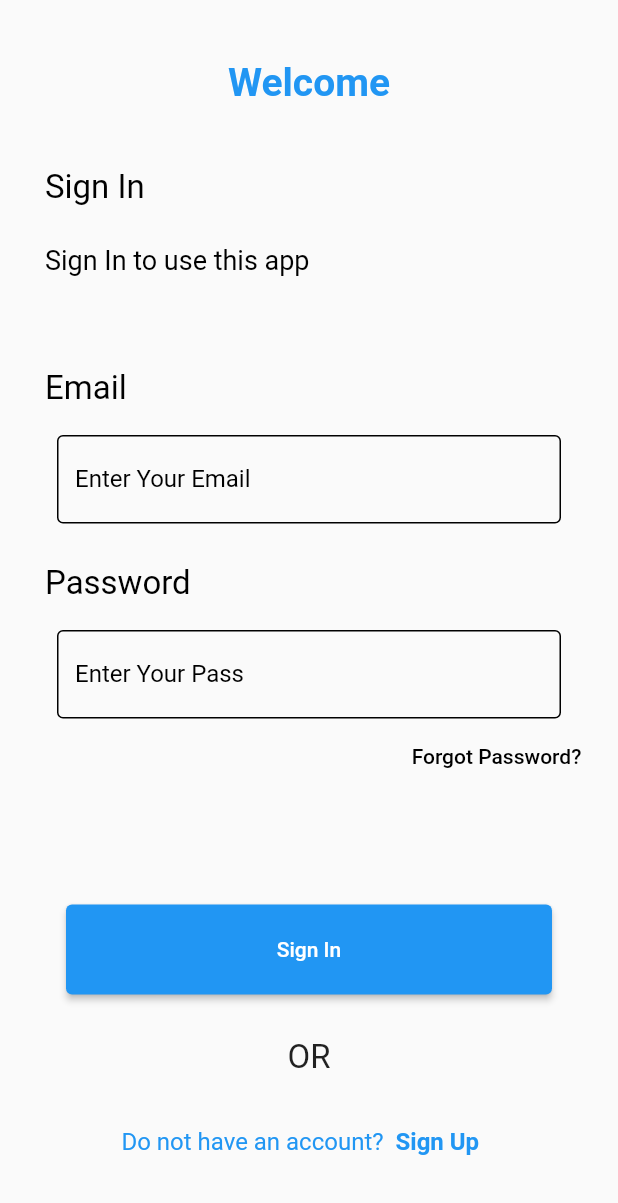
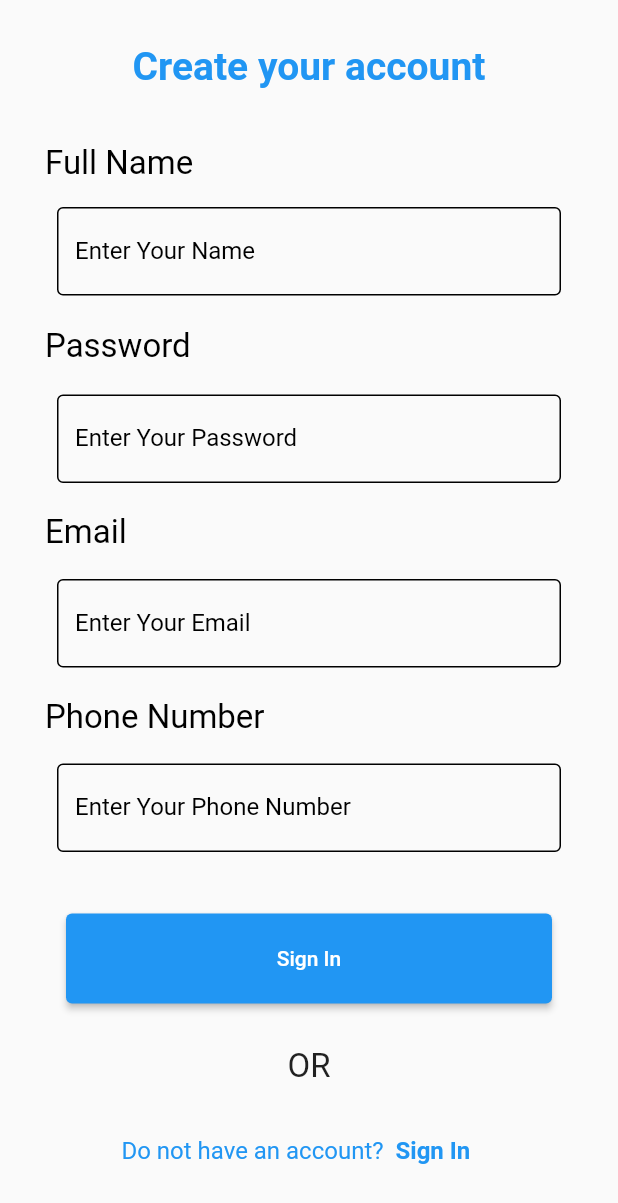
Before and after one commit to SardorPdp/city_management, a Flutter app: the screen it shows after launch, after a tap on "Sign Up", on a phone screen of 412 x 824 dp. Shown: the top 1203 px of the screen. Run offline on Flutter 3.47's test engine with Material 2 defaults, Android fonts, the phone set to English and light mode, and no system bars; Roboto replaces fonts that are missing (Averia Sans Libre).

Commit message:
added sign up page

```diff
--- a/lib/pages/sign_in_page.dart
+++ b/lib/pages/sign_in_page.dart
@@ -1,3 +1,4 @@
+import 'package:city_management/pages/sign_up_page.dart';
 import 'package:flutter/material.dart';
 import 'package:flutter/src/widgets/container.dart';
 import 'package:flutter/src/widgets/framework.dart';
@@ -18,7 +19,7 @@ class _SignInPageState extends State<SignInPage> {
           crossAxisAlignment: CrossAxisAlignment.center,
           children: [
             const SizedBox(
-              height: 40,
+              height: 29,
             ),
             const Align(
               alignment: Alignment.center,
@@ -174,16 +175,22 @@ class _SignInPageState extends State<SignInPage> {
             const SizedBox(
               height: 19,
             ),
-            Padding(
-              padding: EdgeInsets.symmetric(horizontal: 81),
-              child: Row(
+            Row(
               children: [
+                const SizedBox(
+                  width: 81,
+                ),
                 const Text(
                   'Do not have an account?',
                   style: TextStyle(fontSize: 16, color: Colors.blue),
                 ),
                 TextButton(
-                    onPressed: () {},
+                  onPressed: () {
+                    Navigator.of(context)
+                        .push(MaterialPageRoute(builder: (context) {
+                      return SignUpPage();
+                    }));
+                  },
                   child: const Text('Sign Up',
                       style: TextStyle(
                           fontSize: 16,
@@ -192,7 +199,6 @@ class _SignInPageState extends State<SignInPage> {
                 )
               ],
             ),
-            ),
           ],
         ),
       ),
--- /dev/null
+++ b/lib/pages/sign_up_page.dart
@@ -0,0 +1,235 @@
+import 'package:city_management/pages/sign_in_page.dart';
+import 'package:flutter/material.dart';
+import 'package:flutter/src/widgets/container.dart';
+import 'package:flutter/src/widgets/framework.dart';
+
+class SignUpPage extends StatefulWidget {
+  const SignUpPage({super.key});
+
+  @override
+  State<SignUpPage> createState() => _SignUpPageState();
+}
+
+class _SignUpPageState extends State<SignUpPage> {
+  @override
+  Widget build(BuildContext context) {
+    return Scaffold(
+      body: Column(
+        children: [
+          const SizedBox(
+            height: 29,
+          ),
+          const Align(
+            alignment: Alignment.center,
+            child: Text(
+              'Create your account',
+              style: TextStyle(
+                  fontSize: 26,
+                  fontWeight: FontWeight.w700,
+                  color: Colors.blue),
+            ),
+          ),
+          const SizedBox(
+            height: 37,
+          ),
+          const Align(
+            alignment: Alignment.centerLeft,
+            child: Padding(
+              padding: EdgeInsets.only(left: 30),
+              child: Text(
+                'Full Name',
+                style: TextStyle(
+                    fontSize: 22,
+                    fontWeight: FontWeight.w400,
+                    color: Colors.black),
+              ),
+            ),
+          ),
+          const SizedBox(
+            height: 16,
+          ),
+          Container(
+            height: 60,
+            width: 376,
+            padding: const EdgeInsets.symmetric(horizontal: 20),
+            child: TextField(
+              keyboardType: TextInputType.emailAddress,
+              decoration: InputDecoration(
+                  enabledBorder: const OutlineInputBorder(
+                      borderSide: BorderSide(color: Colors.black)),
+                  focusedBorder: const OutlineInputBorder(
+                    borderSide: BorderSide(color: Colors.black),
+                  ),
+                  border: OutlineInputBorder(
+                    borderRadius: BorderRadius.circular(8),
+                  ),
+                  labelText: 'Enter Your Name',
+                  labelStyle: const TextStyle(color: Colors.black)),
+            ),
+          ),
+          const SizedBox(
+            height: 20,
+          ),
+          const Align(
+            alignment: Alignment.centerLeft,
+            child: Padding(
+              padding: EdgeInsets.only(left: 30),
+              child: Text(
+                'Password',
+                style: TextStyle(
+                    fontSize: 22,
+                    fontWeight: FontWeight.w400,
+                    color: Colors.black),
+              ),
+            ),
+          ),
+          const SizedBox(
+            height: 19,
+          ),
+          Container(
+            height: 60,
+            width: 376,
+            padding: const EdgeInsets.symmetric(horizontal: 20),
+            child: TextField(
+              obscureText: true,
+              keyboardType: TextInputType.emailAddress,
+              decoration: InputDecoration(
+                  enabledBorder: const OutlineInputBorder(
+                      borderSide: BorderSide(color: Colors.black)),
+                  focusedBorder: const OutlineInputBorder(
+                    borderSide: BorderSide(color: Colors.black),
+                  ),
+                  border: OutlineInputBorder(
+                    borderRadius: BorderRadius.circular(8),
+                  ),
+                  labelText: 'Enter Your Password',
+                  labelStyle: const TextStyle(color: Colors.black)),
+            ),
+          ),
+          const SizedBox(
+            height: 19,
+          ),
+          const Align(
+            alignment: Alignment.centerLeft,
+            child: Padding(
+              padding: EdgeInsets.only(left: 30),
+              child: Text(
+                'Email',
+                style: TextStyle(
+                    fontSize: 22,
+                    fontWeight: FontWeight.w400,
+                    color: Colors.black),
+              ),
+            ),
+          ),
+          const SizedBox(
+            height: 18,
+          ),
+          Container(
+            height: 60,
+            width: 376,
+            padding: const EdgeInsets.symmetric(horizontal: 20),
+            child: TextField(
+              obscureText: true,
+              keyboardType: TextInputType.emailAddress,
+              decoration: InputDecoration(
+                  enabledBorder: const OutlineInputBorder(
+                      borderSide: BorderSide(color: Colors.black)),
+                  focusedBorder: const OutlineInputBorder(
+                    borderSide: BorderSide(color: Colors.black),
+                  ),
+                  border: OutlineInputBorder(
+                    borderRadius: BorderRadius.circular(8),
+                  ),
+                  labelText: 'Enter Your Email',
+                  labelStyle: const TextStyle(color: Colors.black)),
+            ),
+          ),
+          const SizedBox(
+            height: 19,
+          ),
+          const Align(
+            alignment: Alignment.centerLeft,
+            child: Padding(
+              padding: EdgeInsets.only(left: 30),
+              child: Text(
+                'Phone Number',
+                style: TextStyle(
+                    fontSize: 22,
+                    fontWeight: FontWeight.w400,
+                    color: Colors.black),
+              ),
+            ),
+          ),
+          const SizedBox(
+            height: 18,
+          ),
+          Container(
+            height: 60,
+            width: 376,
+            padding: const EdgeInsets.symmetric(horizontal: 20),
+            child: TextField(
+              obscureText: true,
+              keyboardType: TextInputType.emailAddress,
+              decoration: InputDecoration(
+                  enabledBorder: const OutlineInputBorder(
+                      borderSide: BorderSide(color: Colors.black)),
+                  focusedBorder: const OutlineInputBorder(
+                    borderSide: BorderSide(color: Colors.black),
+                  ),
+                  border: OutlineInputBorder(
+                    borderRadius: BorderRadius.circular(8),
+                  ),
+                  labelText: 'Enter Your Phone Number',
+                  labelStyle: const TextStyle(color: Colors.black)),
+            ),
+          ),
+          const SizedBox(
+            height: 40,
+          ),
+          Container(
+              height: 60,
+              width: 376,
+              padding: EdgeInsets.symmetric(horizontal: 26),
+              decoration:
+                  BoxDecoration(borderRadius: BorderRadius.circular(10)),
+              child: ElevatedButton(onPressed: () {}, child: Text('Sign In'))),
+          const SizedBox(
+            height: 29,
+          ),
+          const Text(
+            'OR',
+            style: TextStyle(fontSize: 22),
+          ),
+          const SizedBox(
+            height: 19,
+          ),
+          Row(
+            children: [
+              const SizedBox(
+                width: 81,
+              ),
+              const Text(
+                'Do not have an account?',
+                style: TextStyle(fontSize: 16, color: Colors.blue),
+              ),
+              TextButton(
+                onPressed: () {
+                  Navigator.of(context)
+                      .pop(MaterialPageRoute(builder: (context) {
+                    return const SignInPage();
+                  }));
+                },
+                child: const Text('Sign In',
+                    style: TextStyle(
+                        fontSize: 16,
+                        fontWeight: FontWeight.w700,
+                        color: Colors.blue)),
+              )
+            ],
+          ),
+        ],
+      ),
+    );
+  }
+}
```
Lines whose indentation alone changed are shown as unchanged.
